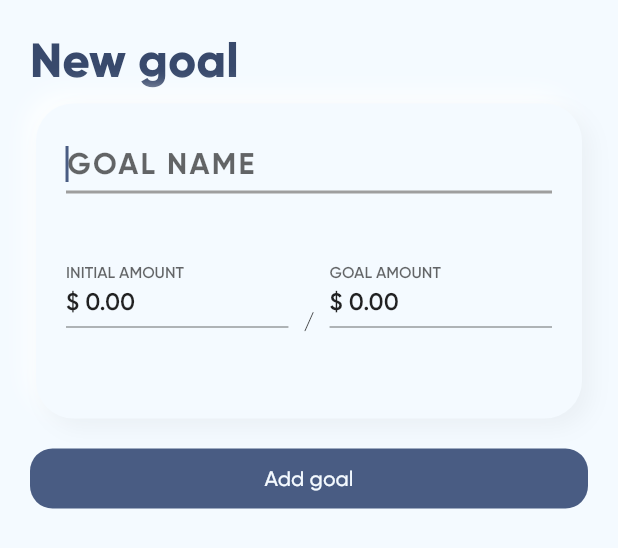
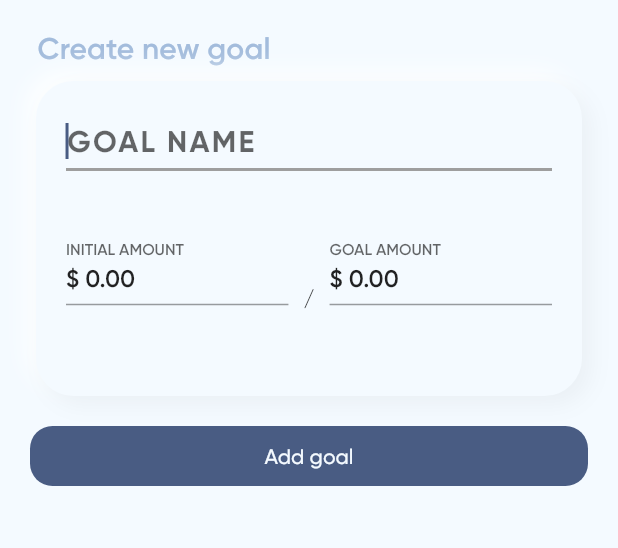
Before and after one commit to karrui/goals-flutter, a Flutter app: the AddGoalForm widget shown alone on an empty page, opened directly, on a phone screen of 412 x 824 dp. Shown: the top 548 px of the screen. Run offline on Flutter 3.47's test engine with Material 2 defaults, Android fonts, the phone set to English and light mode, and no system bars; drawn by our look-alikes of clay_containers; our stand-ins replace cached_network_image, cloud_firestore, firebase_auth, firebase_storage, flutter_masked_text, flutter_spinkit and 9 more; missing offline and left inert: firebase_user_stream, flutter_facebook_login, flutter_progress_button, simple_gravatar; accounts and stored records are empty.

Commit message:
style: make create new goal form consistent in style

```diff
--- a/lib/screens/home/add_goal_form.dart
+++ b/lib/screens/home/add_goal_form.dart
@@ -79,10 +79,10 @@ class _AddGoalFormState extends State<AddGoalForm> {
               width: double.infinity,
               child: Padding(
                 padding:
-                    const EdgeInsets.only(top: 20.0, left: 20.0, right: 20.0),
+                    const EdgeInsets.only(top: 20.0, left: 25.0, right: 25.0),
                 child: Text(
-                  'New goal',
-                  style: Theme.of(context).textTheme.title,
+                  'Create new goal',
+                  style: Theme.of(context).textTheme.subtitle,
                 ),
               ),
             ),
```
